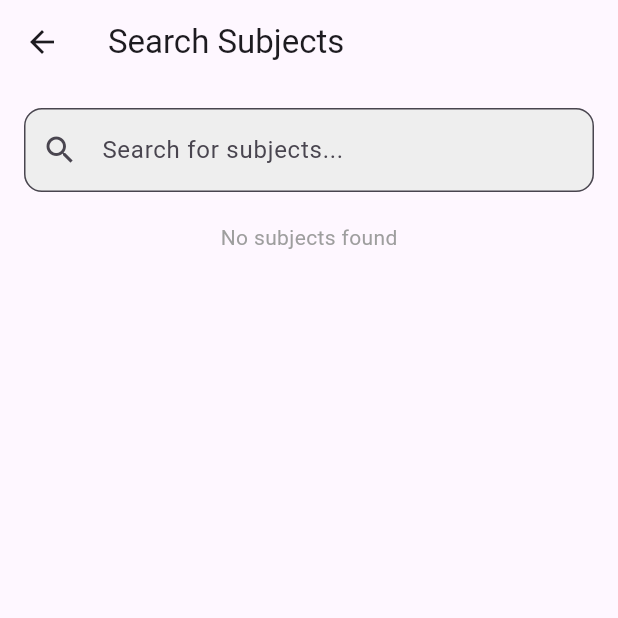
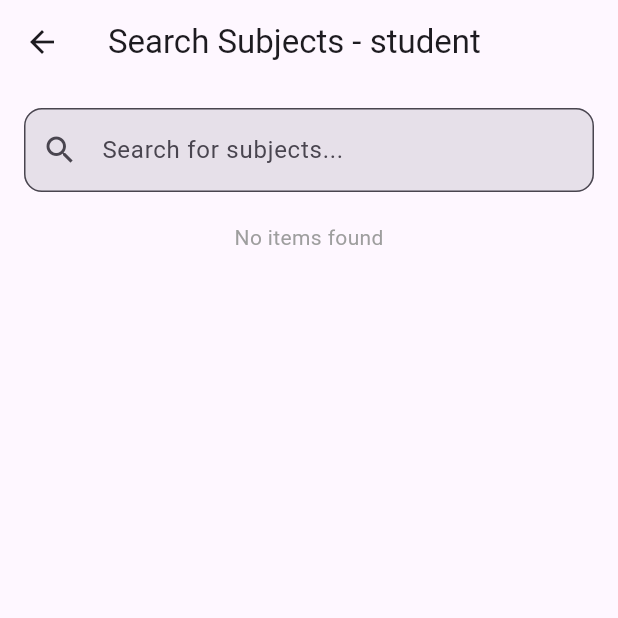
Before and after one commit to GetTeacherMechina/GetTeacherClient, a Flutter app: the SubjectSearchWidget screen opened directly, on a phone screen of 412 x 824 dp, the top half of it. Run offline on Flutter 3.47's test engine with Material 3 defaults, Android fonts, the phone set to English and light mode, and no system bars; our stand-ins replace email_validator, progress_state_button; generated files the repository leaves out were written again; project files that could hold a hidden picture were left out.

Commit message:
added ui stuff and net for the subject teacher

```diff
--- /dev/null
+++ b/lib/common_widgets/searcher_widget.dart
@@ -0,0 +1,108 @@
+import "package:flutter/material.dart";
+import "dart:async";
+
+class SearcherWidget<T> extends StatefulWidget {
+  SearcherWidget({
+    required this.fetchItems,
+    required this.itemBuilder,
+    this.hintText = "Search...",
+  });
+  final Future<List<T>> Function(String? query) fetchItems;
+  final Widget Function(BuildContext context, T item) itemBuilder;
+  final String hintText;
+
+  @override
+  SearcherWidgetState<T> createState() => SearcherWidgetState<T>();
+}
+
+class SearcherWidgetState<T> extends State<SearcherWidget<T>> {
+  final TextEditingController _searchController = TextEditingController();
+  Timer? _debounce;
+  List<T> _items = <T>[];
+  bool _isLoading = false;
+
+  @override
+  void dispose() {
+    _searchController.dispose();
+    _debounce?.cancel();
+    super.dispose();
+  }
+
+  void _onSearchChanged() {
+    if (_debounce?.isActive ?? false) _debounce?.cancel();
+    _debounce = Timer(const Duration(milliseconds: 500), () {
+      _fetchItems(
+        _searchController.text,
+      );
+    });
+  }
+
+  Future<void> _fetchItems(final String? query) async {
+    if (query == null) {
+      setState(() {
+        _items = <T>[];
+        _isLoading = false;
+      });
+      return;
+    }
+
+    setState(() {
+      _isLoading = true;
+    });
+
+    try {
+      final List<T> data = await widget.fetchItems(query);
+      setState(() {
+        _items = data;
+        _isLoading = false;
+      });
+    } catch (e) {
+      setState(() {
+        _items = <T>[];
+        _isLoading = false;
+      });
+      ScaffoldMessenger.of(context).showSnackBar(
+        SnackBar(content: Text("Error fetching items: $e")),
+      );
+    }
+  }
+  @override
+  void initState() {
+    super.initState();
+    _fetchItems("");
+  }
+
+  @override
+  Widget build(final BuildContext context) => Column(
+        children: <Widget>[
+          TextField(
+            controller: _searchController,
+            onChanged: (final String value) => _onSearchChanged(),
+            decoration: InputDecoration(
+              prefixIcon: const Icon(Icons.search),
+              hintText: widget.hintText,
+              border: OutlineInputBorder(
+                borderRadius: BorderRadius.circular(12),
+              ),
+              filled: true,
+            ),
+          ),
+          const SizedBox(height: 20),
+          _isLoading
+              ? const CircularProgressIndicator()
+              : _items.isEmpty
+                  ? const Text(
+                      "No items found",
+                      style: TextStyle(color: Colors.grey),
+                    )
+                  : Expanded(
+                      child: ListView.builder(
+                        itemCount: _items.length,
+                        itemBuilder:
+                            (final BuildContext context, final int index) =>
+                                widget.itemBuilder(context, _items[index]),
+                      ),
+                    ),
+        ],
+      );
+}
--- a/lib/views/student_main_screen/subject_search_screen/subject_search_screen.dart
+++ b/lib/views/student_main_screen/subject_search_screen/subject_search_screen.dart
@@ -1,120 +1,38 @@
 import "package:flutter/material.dart";
-import "dart:async";
-
+import "package:getteacher/common_widgets/searcher_widget.dart";
 import "package:getteacher/net/subject_search/subject_search.dart";
 import "package:getteacher/net/subject_search/subject_search_net_model.dart";
 
-class SubjectSearchWidget extends StatefulWidget {
-  @override
-  SubjectSearchWidgetState createState() => SubjectSearchWidgetState();
+class SubjectSearchWidget extends StatelessWidget {
+  Future<List<String>> fetchSubjectsFromApi(final String? query) async {
+    if (query == null || query.isEmpty) {
+      return <String>[];
     }
-
-class SubjectSearchWidgetState extends State<SubjectSearchWidget> {
-  final TextEditingController _searchController = TextEditingController();
-  Timer? _debounce;
-  List<String> _subjects = <String>[];
-  bool _isLoading = false;
-
-  @override
-  void dispose() {
-    _searchController.dispose();
-    _debounce?.cancel();
-    super.dispose();
-  }
-
-  void _onSearchChanged() {
-    if (_debounce?.isActive ?? false) _debounce?.cancel();
-    _debounce = Timer(const Duration(milliseconds: 500), () {
-      _fetchSubjects(_searchController.text);
-    });
-  }
-
-  Future<void> _fetchSubjects(final String query) async {
-    if (query.isEmpty) {
-      setState(() {
-        _subjects = <String>[];
-        _isLoading = false;
-      });
-      return;
-    }
-
-    setState(() {
-      _isLoading = true;
-    });
-
-    try {
-      final List<String> data = (await subjectSearch(_searchController.text))
-          .map((final SubjectModel a) => a.name)
-          .toList();
-      setState(() {
-        _subjects = data;
-        _isLoading = false;
-      });
-    } catch (e) {
-      setState(() {
-        _subjects = <String>[];
-        _isLoading = false;
-      });
-      ScaffoldMessenger.of(context).showSnackBar(
-        SnackBar(content: Text("Error fetching subjects: $e")),
-      );
-    }
+    final List<SubjectModel> results = await subjectSearch(query);
+    return results.map((final SubjectModel subject) => subject.name).toList();
   }
 
   @override
   Widget build(final BuildContext context) => Scaffold(
         appBar: AppBar(
-          title: const Text("Search Subjects"),
+          title: const Text("Search Subjects - student"),
         ),
         body: Padding(
           padding: const EdgeInsets.all(16.0),
-          child: Column(
-            children: <Widget>[
-              TextField(
-                controller: _searchController,
-                onChanged: (final String value) => _onSearchChanged(),
-                decoration: InputDecoration(
-                  prefixIcon: const Icon(Icons.search),
-                  hintText: "Search for subjects...",
-                  border: OutlineInputBorder(
-                    borderRadius: BorderRadius.circular(12),
-                  ),
-                  filled: true,
-                  fillColor: Colors.grey[200],
-                ),
-              ),
-              const SizedBox(height: 20),
-              _isLoading
-                  ? const CircularProgressIndicator()
-                  : _subjects.isEmpty
-                      ? const Text(
-                          "No subjects found",
-                          style: TextStyle(color: Colors.grey),
-                        )
-                      : Expanded(
-                          child: ListView.builder(
-                            itemCount: _subjects.length,
-                            itemBuilder:
-                                (final BuildContext context, final int index) =>
+          child: SearcherWidget<String>(
+            fetchItems: fetchSubjectsFromApi,
+            itemBuilder: (final BuildContext context, final String item) =>
                 Card(
               shape: RoundedRectangleBorder(
                 borderRadius: BorderRadius.circular(10),
               ),
               child: ListTile(
                 leading: const Icon(Icons.book),
-                                title: Text(_subjects[index]),
+                title: Text(item),
               ),
             ),
-                          ),
-                        ),
-            ],
+            hintText: "Search for subjects...",
           ),
         ),
       );
 }
-
-Future<List<String>> fetchSubjectsFromApi(final String query) async {
-  // Replace this with your actual network implementation
-  await Future<void>.delayed(const Duration(seconds: 1));
-  return <String>["Subject 1", "Subject 2", "Subject 3"]; // Example data
-}
```
Also changed, not shown: lib/net/teacher_subject/teacher_subject.dart (added, +13 -0 lines), lib/net/teacher_subject/teacher_subject_model.dart (added, +30 -0 lines), lib/views/teacher_main_screen/teacher_main_screen.dart (+31 -2 lines), lib/views/teacher_main_screen/teacher_subject_editor_screen/teacher_subject_editor_screen.dart (added, +24 -0 lines). Lines whose indentation alone changed are shown as unchanged.
